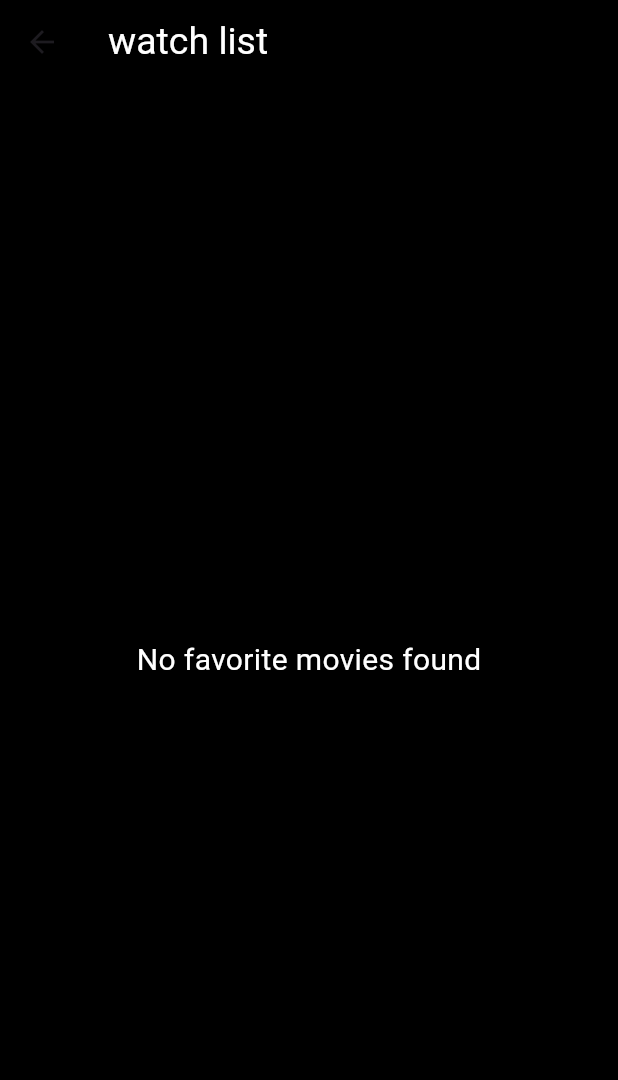
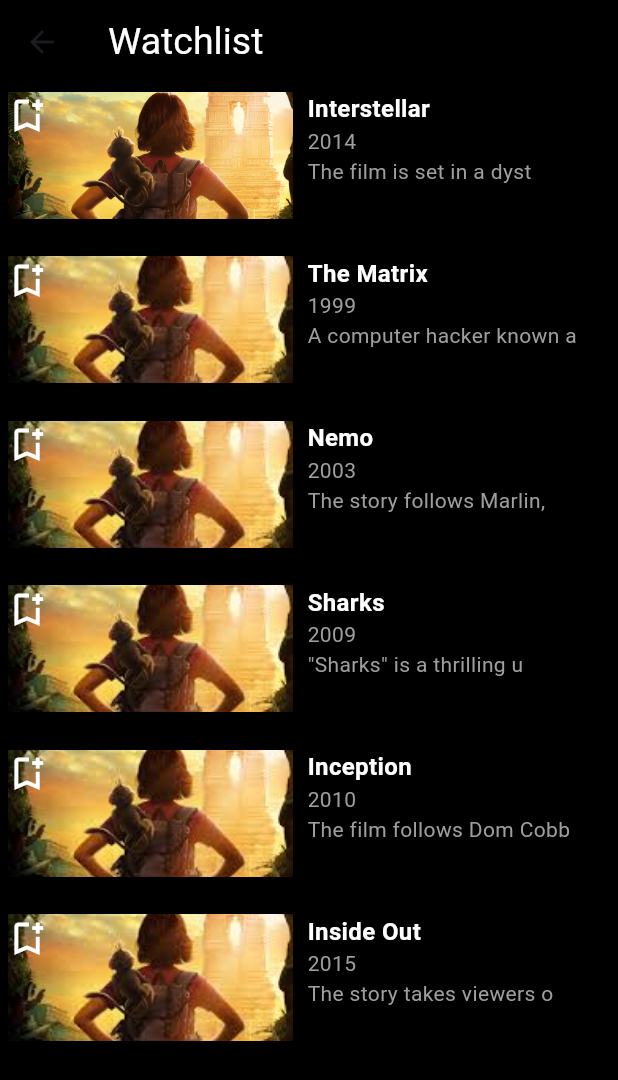
Before and after one commit to Ahmed4r/MoviesApp, a Flutter app: the WatchListTab screen opened by its route, on a phone screen of 412 x 824 dp. Shown: the top 1080 px of the screen. Run offline on Flutter 3.47's test engine with Material 3 defaults, Android fonts, the phone set to English and light mode, and no system bars; our stand-ins replace bloc, cloud_firestore, firebase_core, flutter_bloc, flutter_image_slideshow, flutter_screenutil and 2 more; missing offline and left inert: dart:ffi; accounts and stored records are empty; network calls fail.

Commit message:
search ui edited

```diff
--- a/lib/Presentation/Screens/SearchScreen/SearchTab.dart
+++ b/lib/Presentation/Screens/SearchScreen/SearchTab.dart
@@ -36,17 +36,17 @@ class SearchTab extends StatelessWidget {
                       viewmodel.searchMovie(search: value);
                     },
                     decoration: InputDecoration(
-                      icon: Icon(Icons.search, color: Colors.amber),
+                      prefix: Icon(Icons.search, color: Colors.white),
                       labelText: 'Search For Movie',
                       labelStyle: TextStyle(color: Colors.white),
                       enabledBorder: OutlineInputBorder(
                         borderSide: BorderSide(color: Colors.amber, width: 1.0),
-                        borderRadius: BorderRadius.circular(12.0),
+                        borderRadius: BorderRadius.circular(40.0),
                       ),
                       focusedBorder: OutlineInputBorder(
                         borderSide:
                             BorderSide(color: Colors.blueAccent, width: 2.0),
-                        borderRadius: BorderRadius.circular(12.0),
+                        borderRadius: BorderRadius.circular(40.0),
                       ),
                       filled: true,
                       fillColor: Colors.black,
--- a/lib/Presentation/Screens/homeScreen/homeTab.dart
+++ b/lib/Presentation/Screens/homeScreen/homeTab.dart
@@ -9,7 +9,6 @@ import 'package:movies_app/Presentation/Screens/homeScreen/cubit/hometabStates.d
 import 'package:movies_app/Presentation/Screens/homeScreen/cubit/hometabViewmodel.dart';
 
 import 'package:movies_app/Shared/app_color.dart';
-import 'package:movies_app/data/FireStore/FireStore.dart';
 
 import 'package:movies_app/data/api/Api_manger.dart';
 import 'package:movies_app/data/api/const.dart';
@@ -194,13 +193,6 @@ class _HomeTabState extends State<HomeTab> {
                                                   left: 1.w,
                                                   child: IconButton(
                                                     onPressed: () {
-                                                      Firestore.addMovieToFirestore(
-                                                        context,
-                                                          movies[i].title ?? '',
-                                                          '${Const.imagepath}${movies[i].posterPath}' ??
-                                                              '',
-                                                          movies[i].overview ??
-                                                              "");
                                                       toggleBookmark(
                                                           movies[i].id ?? 1);
                                                       print('${movies[i].id}');
--- a/lib/Presentation/Screens/watchListScreen/WatchListTab.dart
+++ b/lib/Presentation/Screens/watchListScreen/WatchListTab.dart
@@ -1,133 +1,118 @@
 import 'package:flutter/material.dart';
-import 'package:cloud_firestore/cloud_firestore.dart';
 import 'package:flutter_screenutil/flutter_screenutil.dart';
 import 'package:movies_app/Shared/Text_Theme.dart';
-import 'package:movies_app/data/FireStore/FireStore.dart';
-import 'package:readmore/readmore.dart';
 
-class WatchListTab extends StatefulWidget {
+class WatchListTab extends StatelessWidget {
   static const String routename = 'watchlisttab';
+  final List<String> movieImages = [
+    'assets/imagetitle.png',
+    'assets/dora.jpeg',
+    'assets/dora.jpeg',
+    'assets/dora.jpeg',
+    'assets/dora.jpeg',
+    'assets/dora.jpeg',
+  ];
+
+  final List<String> movieTitles = [
+    'Interstellar',
+    'The Matrix',
+    'Nemo',
+    'Sharks',
+    'Inception',
+    'Inside Out',
+  ];
+
+  final List<String> movieDescriptions = [
+    '2014\nThe film is set in a dystopian ',
+    '1999\nA computer hacker known as "Neo," who discovers that the world he lives in is a simulated reality created by sentient machines to enslave humanity',
+    '2003\nThe story follows Marlin, an overly cautious clownfish',
+    '2009\n"Sharks" is a thrilling underwater adventure that delves into the enigmatic world of these majestic predators',
+    '2010\nThe film follows Dom Cobb, a skilled thief who specializes in the art of "extraction"',
+    '2015\nThe story takes viewers on a unique journey inside the mind of an 11-year-old girl named Riley, exploring the complex emotions that guide her thoughts and actions.',
+  ];
 
   @override
-  State<WatchListTab> createState() => _WatchListTabState();
-}
-
-class _WatchListTabState extends State<WatchListTab> {
-  @override
   Widget build(BuildContext context) {
-    return Scaffold(
+    return SafeArea(
+      child: Scaffold(
         backgroundColor: Colors.black,
         appBar: AppBar(
           title: Text(
-          'watch list',
+            'Watchlist',
             style: TextThemee.bodyLargeWhite,
           ),
           backgroundColor: Colors.black,
         ),
-      body: FutureBuilder<List<Map<String, dynamic>>>(
-        future: Firestore.getFavMovies(), // Call the getFavMovies function
-        builder: (context, snapshot) {
-          if (snapshot.connectionState == ConnectionState.waiting) {
-            return Center(child: CircularProgressIndicator());
-          } else if (snapshot.hasError) {
-            return Center(child: Text('Error: ${snapshot.error}'));
-          } else if (!snapshot.hasData || snapshot.data!.isEmpty) {
-            return Center(
-                child: Text(
-              'No favorite movies found',
-              style: TextThemee.bodymidWhite,
-            ));
+        body: ListView.builder(
+          itemCount: movieImages.length,
+          itemBuilder: (context, index) {
+            return _buildWatchlistItem(movieImages[index], movieTitles[index],
+                movieDescriptions[index]);
+          },
+        ),
+      ),
+    );
   }
 
-          // Data is available
-          final favMovies = snapshot.data!;
-          return ListView.builder(
-            itemCount: favMovies.length,
-            itemBuilder: (context, index) {
-              final movie = favMovies[index];
+  Widget _buildWatchlistItem(
+      String imagePath, String title, String description) {
     return Container(
+        padding: EdgeInsets.all(5),
+        height: 100.h,
+        margin: EdgeInsets.only(bottom: 15),
         color: Colors.black,
-                margin: EdgeInsets.symmetric(vertical: 10, horizontal: 15),
         child: Row(
-                  mainAxisAlignment: MainAxisAlignment.spaceEvenly,
+          children: [
+            Stack(
               children: [
                 Container(
-                      padding: EdgeInsets.only(right: 15),
-                      width: 100,
-                      height: 130,
-                      child: Image.network(
-                        movie['imagePath'] ?? '',
-                        filterQuality: FilterQuality.high,
+                  padding: EdgeInsets.only(right: 10),
+                  width: 200.w,
+                  height: 200.h,
+                  child: Image.asset(
+                    imagePath,
                     fit: BoxFit.cover,
                   ),
                 ),
+                Positioned(
+                  top: -8.h,
+                  left: -11.w,
+                  child: IconButton(
+                    onPressed: () {},
+                    icon: Icon(
+                      Icons.bookmark_add_outlined,
+                      color: Colors.white,
+                      size: 30.sp,
+                    ),
+                  ),
+                ),
+              ],
+            ),
             Container(
-                      width: 200,
+              width: 200.w,
               child: Column(
                 crossAxisAlignment: CrossAxisAlignment.start,
                 children: [
                   Text(
-                            movie['title'] ?? 'Unknown',
-                            style: TextThemee.bodymidWhite,
+                    title,
+                    style: TextStyle(
+                      color: Colors.white,
+                      fontWeight: FontWeight.bold,
+                      fontSize: 16,
                     ),
-                          ReadMoreText(
-                            style: TextThemee.bodymidWhite.copyWith(
-                                fontSize: 15, fontWeight: FontWeight.w300),
-                            movie['description'] ?? 'No description available',
-                            trimMode: TrimMode.Line,
-                            trimLines: 4,
-                            colorClickableText: Colors.pink,
-                            trimCollapsedText: 'Show more',
-                            trimExpandedText: 'Show less',
-                            moreStyle: TextStyle(
-                                color: Colors.pink,
+                  ),
+                  Text(
+                    description.substring(0, 30),
+                    style: TextStyle(
+                      color: Colors.grey,
                       fontSize: 14,
-                                fontWeight: FontWeight.bold),
+                      fontStyle: FontStyle.normal,
+                    ),
                   ),
                 ],
               ),
-                    ),
-                    IconButton(
-                        onPressed: () async {
-                          // await Firestore.removeMovieByTitle(movie['title']);
-                          // setState(() {});
-                        },
-                        icon: Icon(
-                          Icons.bookmark_added_outlined,
-                          color: Colors.amber,
-                        ))
-                    // ListTile(
-                    //   dense: true,
-                    //   visualDensity: VisualDensity(vertical: 4),
-                    //   title: Text(
-                    //     movie['title'] ?? 'Unknown',
-                    //     style: TextThemee.bodymidWhite,
-                    //   ),
-                    //   subtitle: ReadMoreText(
-                    //     style: TextThemee.bodymidWhite.copyWith(
-                    //         fontSize: 15, fontWeight: FontWeight.w300),
-                    //     movie['description'] ?? 'No description available',
-                    //     trimMode: TrimMode.Line,
-                    //     trimLines: 4,
-                    //     colorClickableText: Colors.pink,
-                    //     trimCollapsedText: 'Show more',
-                    //     trimExpandedText: 'Show less',
-                    //     moreStyle: TextStyle(
-                    //         color: Colors.pink,
-                    //         fontSize: 14,
-                    //         fontWeight: FontWeight.bold),
-                    //   ),
-                    //   onTap: () {
-                    //     // Handle movie tap (e.g., navigate to details page)
-                    //   },
-                    // ),
+            )
           ],
-                ),
-              );
-            },
-          );
-        },
-      ),
-    );
+        ));
   }
 }
--- a/lib/data/FireStore/FireStore.dart
+++ /dev/null
@@ -1,107 +0,0 @@
-import 'package:cloud_firestore/cloud_firestore.dart';
-import 'package:flutter/material.dart';
-
-class Firestore {
-
-static Future<void> removeAllMovies() async {
-  // Reference to Firestore collection 'FavMovie'
-  CollectionReference movies = FirebaseFirestore.instance.collection('FavMovie');
-
-  try {
-    // Get all documents in the 'FavMovie' collection
-    QuerySnapshot querySnapshot = await movies.get();
-
-    // Loop through each document and delete it
-    for (QueryDocumentSnapshot doc in querySnapshot.docs) {
-      await doc.reference.delete();
-    }
-
-    print('All movies deleted successfully');
-  } catch (e) {
-    print('Failed to delete all movies: $e');
-  }
-}
-static Future<void> removeMovieByTitle(String title) async {
-  // Reference to Firestore collection 'FavMovie'
-  CollectionReference movies = FirebaseFirestore.instance.collection('FavMovie');
-
-  try {
-    // Query the 'FavMovie' collection for documents where the 'title' matches
-    QuerySnapshot querySnapshot = await movies.where('title', isEqualTo: title).get();
-
-    // Loop through the documents and delete each one
-    for (QueryDocumentSnapshot doc in querySnapshot.docs) {
-      await doc.reference.delete();
-      print('Movie with title "$title" deleted successfully');
-    }
-
-    if (querySnapshot.docs.isEmpty) {
-      print('No movie found with the title "$title"');
-    }
-  } catch (e) {
-    print('Failed to remove movie: $e');
-  }
-}
-
-static Future<void> addMovieToFirestore(BuildContext context,String title, String imagePath, String description) async {
-  // Reference to Firestore collection 'FavMovie'
-  CollectionReference movies = FirebaseFirestore.instance.collection('FavMovie');
-
-  // Data to be added
-  Map<String, dynamic> movieData = {
-    'title': title,
-    'imagePath': imagePath,
-    'description': description,
-    'timestamp': FieldValue.serverTimestamp(),  // Optional: to track when the movie was added
-  };
-
-  try {
-    // Add movie details to Firestore
-    await movies.add(movieData);
-    ScaffoldMessenger.of(context).showSnackBar(SnackBar(
-      duration: Duration(seconds: 3),
-      content: Text('Movie added to Firestore'),
-      action: SnackBarAction(label: "close", onPressed: () {}),
-    ));
-
-    print('Movie added to Firestore');
-  } catch (e) {
-    ScaffoldMessenger.of(context).showSnackBar(SnackBar(
-      duration: Duration(seconds: 3),
-      content: Text('Failed to add movie: $e'),
-      action: SnackBarAction(label: "close", onPressed: () {}),
-    ));
-    print('Failed to add movie: $e');
-  }
-}
-
-static Future<List<Map<String, dynamic>>> getFavMovies() async {
-  // Reference to Firestore collection 'FavMovie'
-  CollectionReference movies = FirebaseFirestore.instance.collection('FavMovie');
-
-  try {
-    // Get all documents from the 'FavMovie' collection
-    QuerySnapshot querySnapshot = await movies.get();
-
-    // Map each document to a list of movie data
-    List<Map<String, dynamic>> favMovies = querySnapshot.docs.map((doc) {
-      return {
-        'id': doc.id,
-        'title': doc['title'],
-        'imagePath': doc['imagePath'],
-        'description': doc['description'],
-      };
-    }).toList();
-
-    return favMovies;
-  } catch (e) {
-    print('Failed to get movies: $e');
-    return [];
-  }
-}
-
-
-
-
-
-}
```
Also changed, not shown: lib/Presentation/Screens/homeScreen/Movie_details.dart (+2 -6 lines), lib/widgets/NewRealsesWidget.dart (+2 -21 lines), lib/widgets/RecommndedWidget.dart (+2 -7 lines). Lines whose indentation alone changed are shown as unchanged.
